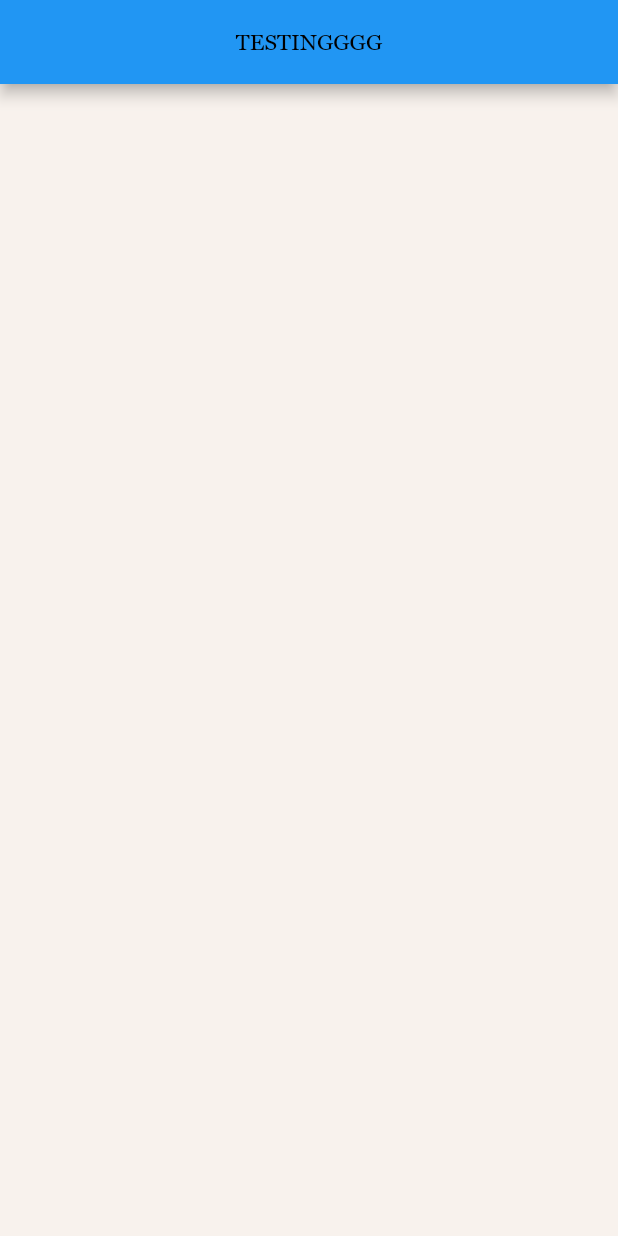
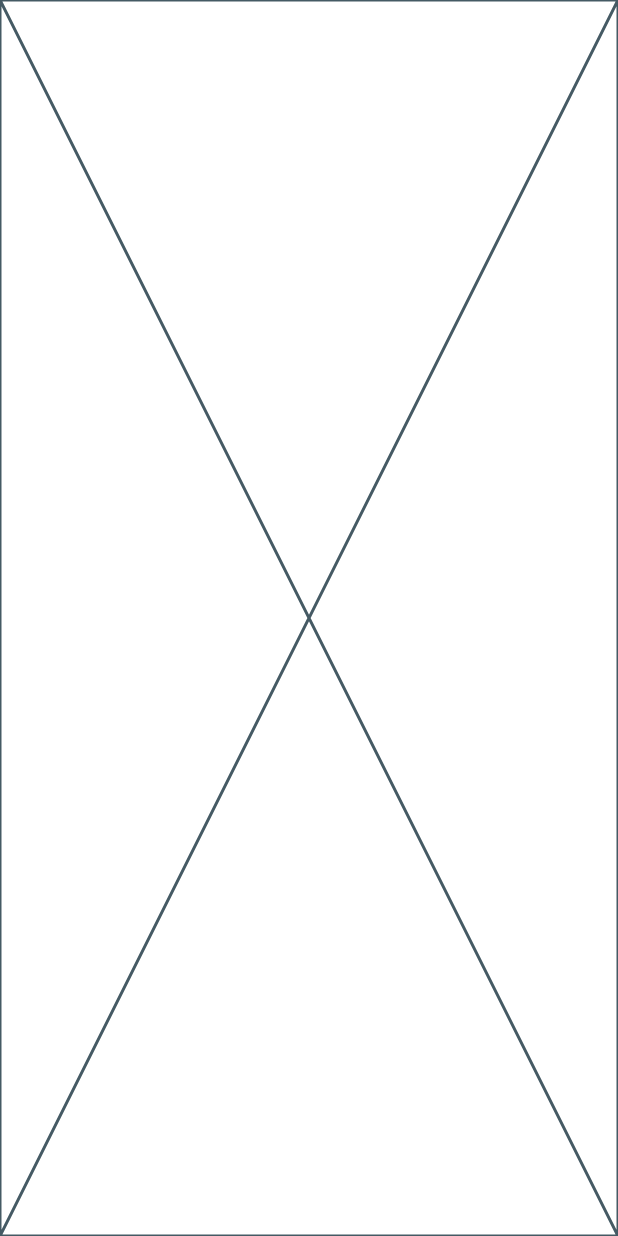
Before and after one commit to sharonm6/zotfeast, a Flutter app: the screen it shows after launch, on a phone screen of 412 x 824 dp. Run offline on Flutter 3.47's test engine with Material 2 defaults, Android fonts, the phone set to English and light mode, and no system bars.

Commit message:
Remove testing code from home_screen

```diff
--- a/lib/pages/home_screen.dart
+++ b/lib/pages/home_screen.dart
@@ -10,14 +10,6 @@ class HomeScreen extends StatefulWidget {
 class _HomeScreenState extends State<HomeScreen> {
   @override
   Widget build(BuildContext context) {
-    return Scaffold(
-      appBar: AppBar(
-        centerTitle: true,
-        title: Text(
-          "TESTINGGGG",
-          style: Theme.of(context).textTheme.bodyLarge,
-        ),
-      ),
-    );
+    return const Placeholder();
   }
 }
```
